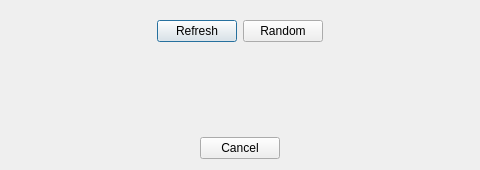
This is MediaManager/src/QtClasses/UI/Form Files/NextChoiceDialog.ui in PaunescuAndrei/MediaManager as Qt 5 draws it before an edit; both pictures show x 210 to 690 and y 0 to 170 of the 900 by 170 pixel window. The edited form follows.
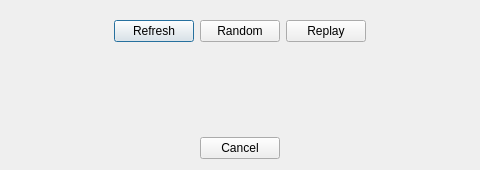
This is the edited form. Custom widgets are drawn as their Qt base class.

```diff
--- a/MediaManager/src/QtClasses/UI/Form Files/NextChoiceDialog.ui
+++ b/MediaManager/src/QtClasses/UI/Form Files/NextChoiceDialog.ui
@@ -50,6 +50,16 @@
         </property>
        </widget>
       </item>
+      <item>
+       <widget class="QPushButton" name="replayButton">
+        <property name="toolTip">
+         <string>Replay the current video from the beginning</string>
+        </property>
+        <property name="text">
+         <string>Replay</string>
+        </property>
+       </widget>
+      </item>
       <item>
        <spacer name="topBarRightSpacer">
         <property name="orientation">
```
